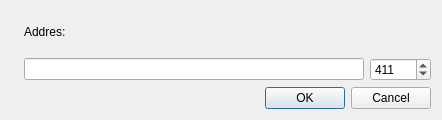
Qt form ui/quickconnect.ui (apavelm/stildcpp) before a commit.
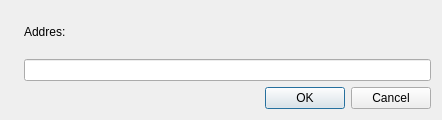
The same form after that commit.

The edit to the form file:
```diff
--- a/ui/quickconnect.ui
+++ b/ui/quickconnect.ui
@@ -41,19 +41,6 @@
            <item>
             <widget class="QLineEdit" name="adrline" />
            </item>
-           <item>
-            <widget class="QSpinBox" name="spinBox" >
-             <property name="focusPolicy" >
-              <enum>Qt::NoFocus</enum>
-             </property>
-             <property name="maximum" >
-              <number>65536</number>
-             </property>
-             <property name="value" >
-              <number>411</number>
-             </property>
-            </widget>
-           </item>
           </layout>
          </item>
         </layout>
```
